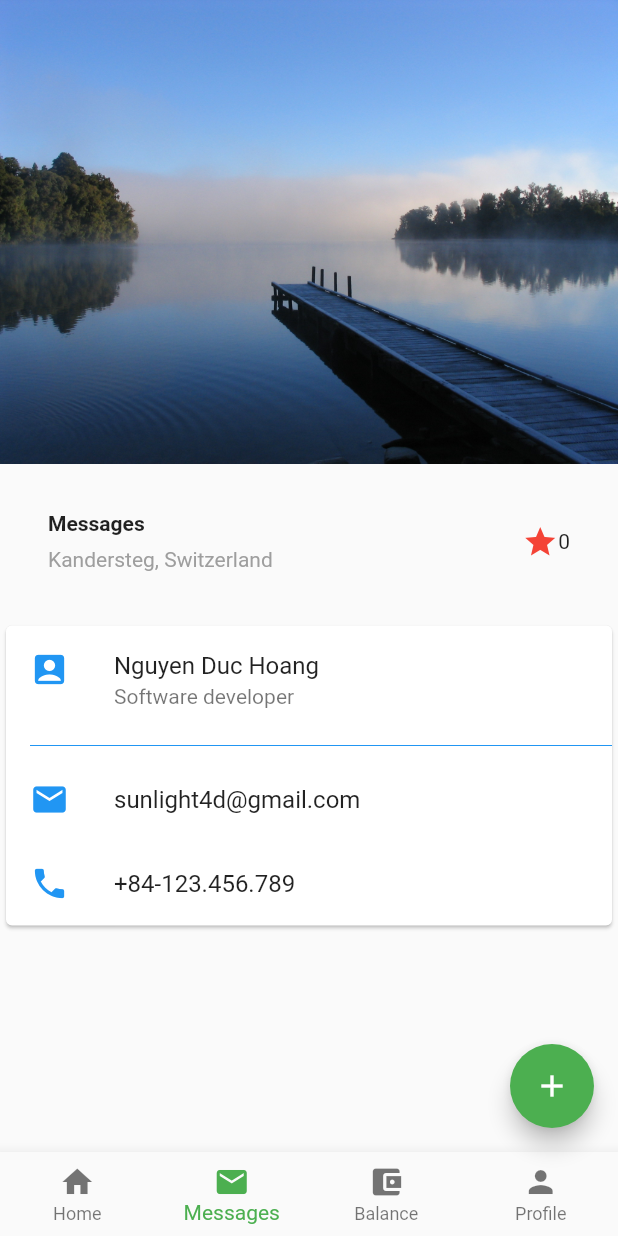
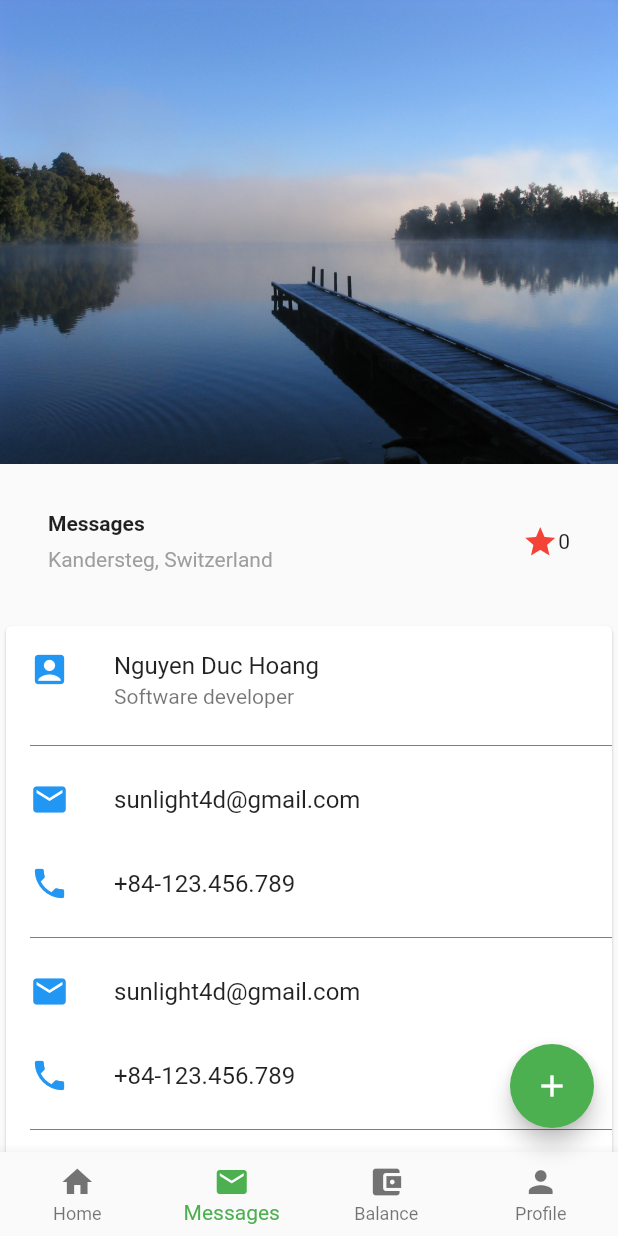
Before and after one commit to yohang88/flutter-learn, a Flutter app: the screen it shows after launch, item 2 of the bottom bar chosen, on a phone screen of 412 x 824 dp. Run offline on Flutter 3.47's test engine with Material 2 defaults, Android fonts, the phone set to English and light mode, and no system bars.

Commit message:
playing with screens
Signed-off-by: Yoga Hanggara <yohang88@gmail.com>

```diff
--- a/lib/screens/main/messages.dart
+++ b/lib/screens/main/messages.dart
@@ -21,6 +21,28 @@ class _MessageState extends State<MessagesWidget> {
             title: new Text("Nguyen Duc Hoang"
               ,style: new TextStyle(fontWeight: FontWeight.w400),),
             subtitle: new Text("Software developer"),
+          ),
+          new Divider(color: Colors.blue,indent: 16.0,),
+          new ListTile(
+            leading: new Icon(Icons.email, color: Colors.blue, size: 26.0,),
+            title: new Text("sunlight4d@gmail.com"
+              ,style: new TextStyle(fontWeight: FontWeight.w400),),
+          ),
+          new ListTile(
+            leading: new Icon(Icons.phone, color: Colors.blue, size: 26.0,),
+            title: new Text("+84-123.456.789"
+              ,style: new TextStyle(fontWeight: FontWeight.w400),),
+          ),
+          new Divider(color: Colors.blue,indent: 16.0,),
+          new ListTile(
+            leading: new Icon(Icons.email, color: Colors.blue, size: 26.0,),
+            title: new Text("sunlight4d@gmail.com"
+              ,style: new TextStyle(fontWeight: FontWeight.w400),),
+          ),
+          new ListTile(
+            leading: new Icon(Icons.phone, color: Colors.blue, size: 26.0,),
+            title: new Text("+84-123.456.789"
+              ,style: new TextStyle(fontWeight: FontWeight.w400),),
           ),
           new Divider(color: Colors.blue,indent: 16.0,),
           new ListTile(
```
Also changed, not shown: lib/screens/SecondPage.dart (added, +59 -0 lines), lib/screens/main/home.dart (+14 -0 lines).
